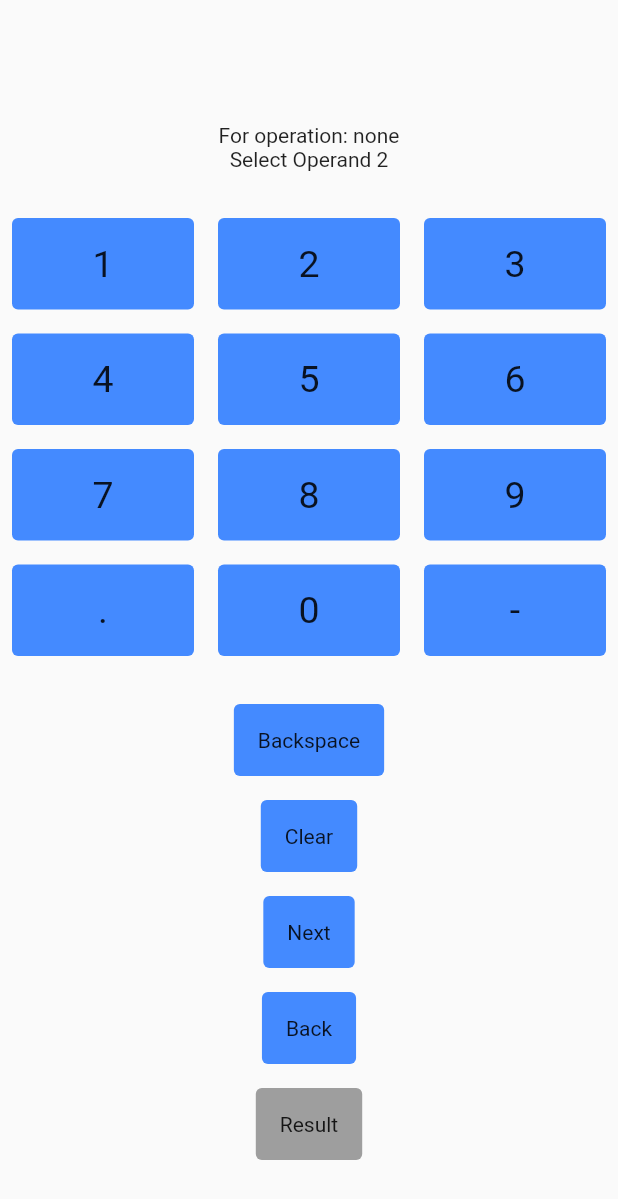
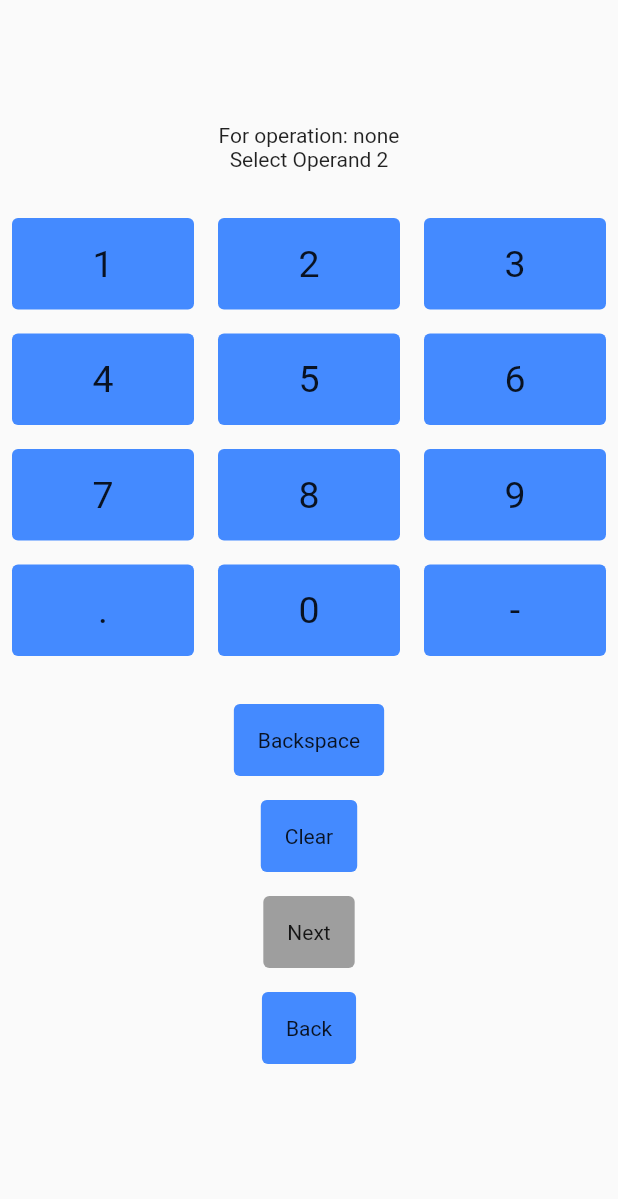
Before and after one commit to jb-is-batman/calculator, a Flutter app: the SelectOperandScreenView screen opened directly, on a phone screen of 412 x 824 dp. Shown: the top 1199 px of the screen. Run offline on Flutter 3.47's test engine with Material 2 defaults, Android fonts, the phone set to English and light mode, and no system bars; our stand-ins replace get, get_it, logger, stacked.

Commit message:
ActionButtons View removed unnecessary buttons.  Next button can be switched between enabled or disabled.

```diff
--- a/lib/ui/widgets/actionbuttongrouping/actionbuttons_view.dart
+++ b/lib/ui/widgets/actionbuttongrouping/actionbuttons_view.dart
@@ -16,9 +16,8 @@ class ActionButtonsView extends StatelessWidget {
           children: [
             CalculatorActionButtonView(calculatorAction: CalculatorAction.backspace, enabled: true),
             CalculatorActionButtonView(calculatorAction: CalculatorAction.clear, enabled: true),
-            CalculatorActionButtonView(calculatorAction: CalculatorAction.next, enabled: true),
+            CalculatorActionButtonView(calculatorAction: CalculatorAction.next, enabled: model.nextEnabled),
             CalculatorActionButtonView(calculatorAction: CalculatorAction.back, enabled: true),
-            CalculatorActionButtonView(calculatorAction: CalculatorAction.result, enabled: false),
           ],
         );
       },
--- a/lib/ui/widgets/actionbuttongrouping/actionbuttons_viewmodel.dart
+++ b/lib/ui/widgets/actionbuttongrouping/actionbuttons_viewmodel.dart
@@ -1,5 +1,13 @@
+import 'package:calculator/app/locator.dart';
+import 'package:calculator/services/calculationservice.dart';
 import 'package:stacked/stacked.dart';
 
-class ActionButtonsViewModel extends BaseViewModel {
+class ActionButtonsViewModel extends ReactiveViewModel {
 
+  final CalculationService    _calculationService     = getIt.get<CalculationService>();
+
+  @override
+  List<ReactiveServiceMixin> get reactiveServices => [_calculationService];
+
+  bool  get nextEnabled       => _calculationService.isNextEnabled;
 }
```
